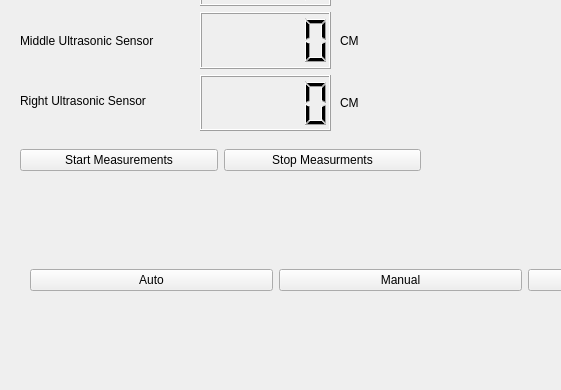
First picture: the form in Monster_Truck_UI/src/mainwindow.ui, repository alexspirou/ROS_Ackerman_Monster_Truck_, before the edit; both pictures show x 0 to 561 and y 210 to 600 of the 800 by 600 pixel window.
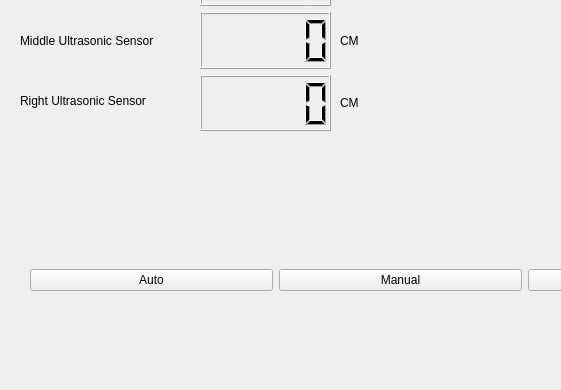
Second picture: the form after the edit.

```diff
--- a/Monster_Truck_UI/src/mainwindow.ui
+++ b/Monster_Truck_UI/src/mainwindow.ui
@@ -114,7 +114,7 @@
      </item>
     </layout>
    </widget>
-   <widget class="QWidget" name="">
+   <widget class="QWidget" name="layoutWidget">
     <property name="geometry">
      <rect>
       <x>20</x>
@@ -133,7 +133,7 @@
      </item>
     </layout>
    </widget>
-   <widget class="QWidget" name="">
+   <widget class="QWidget" name="layoutWidget">
     <property name="geometry">
      <rect>
       <x>20</x>
@@ -152,7 +152,7 @@
      </item>
     </layout>
    </widget>
-   <widget class="QWidget" name="">
+   <widget class="QWidget" name="layoutWidget">
     <property name="geometry">
      <rect>
       <x>200</x>
@@ -173,7 +173,7 @@
      </item>
     </layout>
    </widget>
-   <widget class="QWidget" name="">
+   <widget class="QWidget" name="layoutWidget">
     <property name="geometry">
      <rect>
       <x>340</x>
@@ -206,32 +206,6 @@
      </item>
     </layout>
    </widget>
-   <widget class="QWidget" name="">
-    <property name="geometry">
-     <rect>
-      <x>20</x>
-      <y>350</y>
-      <width>401</width>
-      <height>41</height>
-     </rect>
-    </property>
-    <layout class="QHBoxLayout" name="horizontalLayout_6">
-     <item>
-      <widget class="QPushButton" name="start_measurments">
-       <property name="text">
-        <string>Start Measurements</string>
-       </property>
-      </widget>
-     </item>
-     <item>
-      <widget class="QPushButton" name="stop_measurments">
-       <property name="text">
-        <string>Stop Measurments</string>
-       </property>
-      </widget>
-     </item>
-    </layout>
-   </widget>
   </widget>
   <widget class="QMenuBar" name="menubar">
    <property name="geometry">
```
